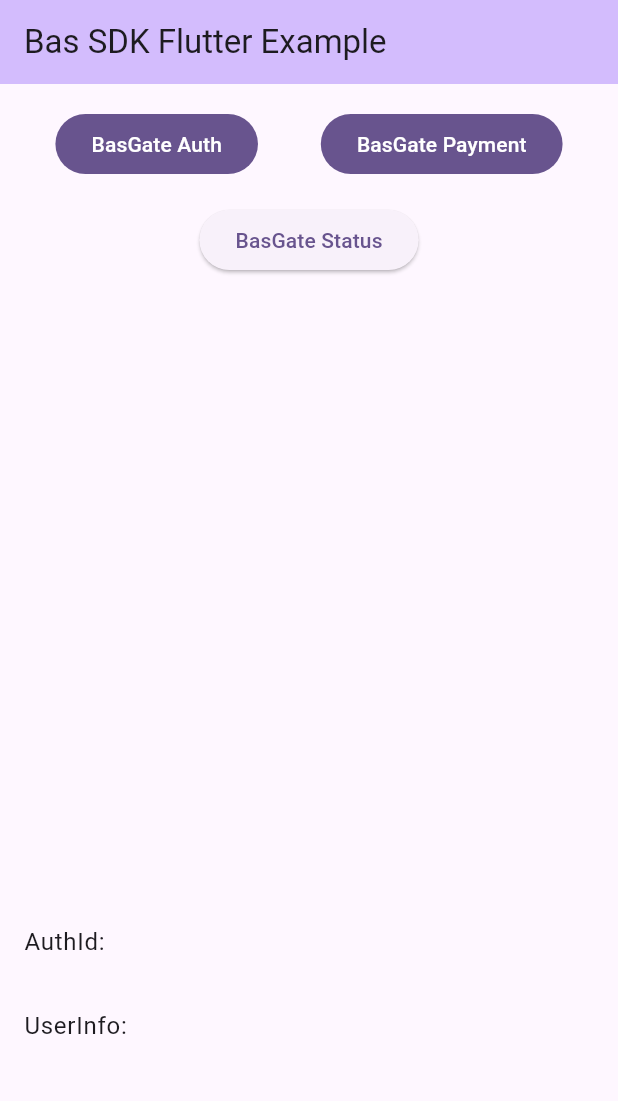
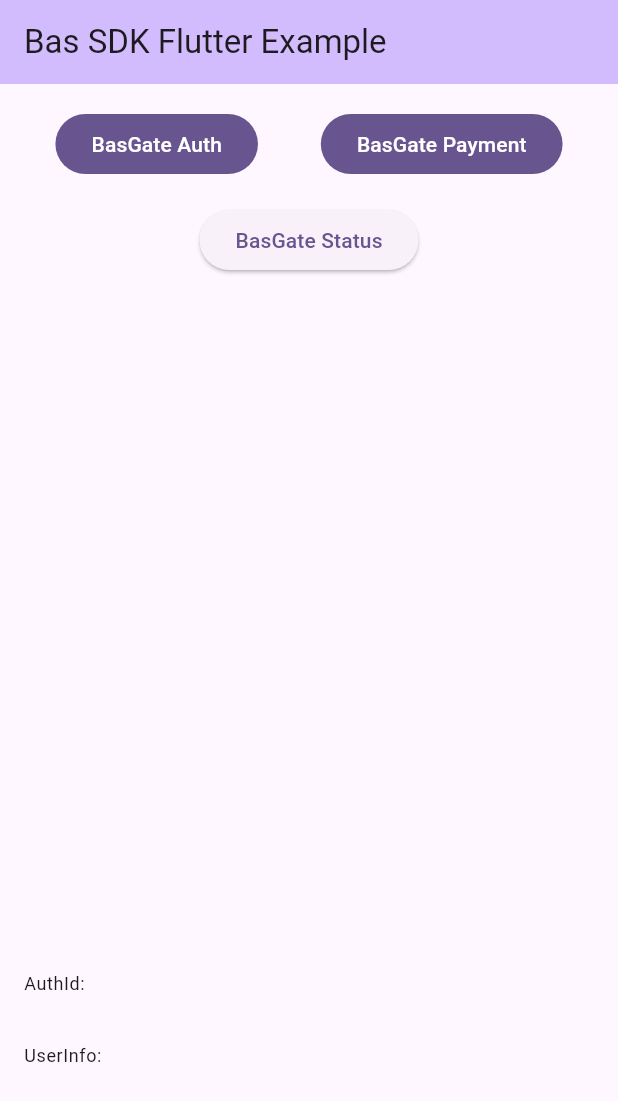
Before and after one commit to ansiabdo/BasFlutterSDK-Demo, a Flutter app: the screen it shows after launch, on a phone screen of 412 x 824 dp. Shown: the top 1101 px of the screen. Run offline on Flutter 3.47's test engine with Material 3 defaults, Android fonts, the phone set to English and light mode, and no system bars; missing offline and left inert: bas_sdk.

Commit message:
Update main.dart

```diff
--- a/lib/main.dart
+++ b/lib/main.dart
@@ -99,28 +99,28 @@ class _MyHomePageState extends State<MyHomePage> {
             padding: const EdgeInsets.all(16.0),
             child: Text(
               '$_authCode',
-              style: Theme.of(context).textTheme.body2,
+              style: Theme.of(context).textTheme.caption,
             ),
           ),
           Padding(
             padding: const EdgeInsets.all(16.0),
             child: Text(
               '$_userInfo',
-              style: Theme.of(context).textTheme.body2,
+              style: Theme.of(context).textTheme.caption,
             ),
           ),
           Padding(
             padding: const EdgeInsets.all(16.0),
             child: Text(
               '$_payment',
-              style: Theme.of(context).textTheme.body2,
+              style: Theme.of(context).textTheme.caption,
             ),
           ),
           Padding(
             padding: const EdgeInsets.all(16.0),
             child: Text(
               '$_status',
-              style: Theme.of(context).textTheme.body2,
+              style: Theme.of(context).textTheme.caption,
             ),
           ),
         ],
```
